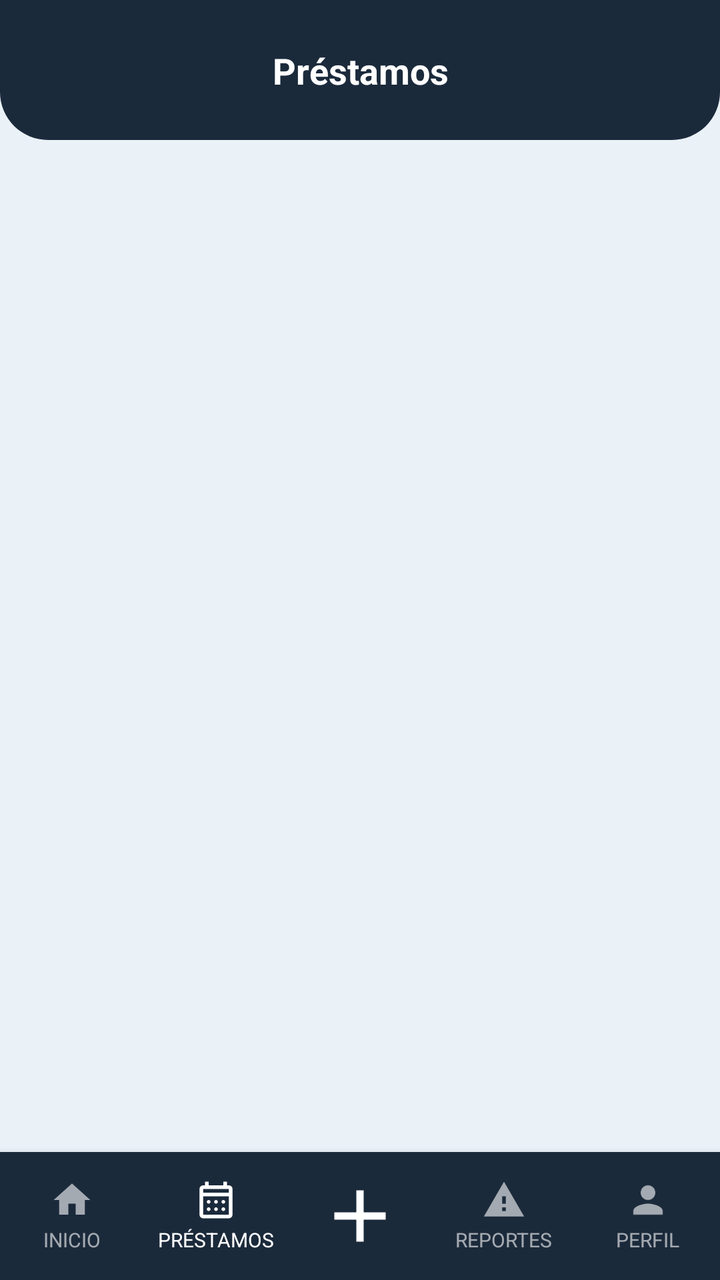
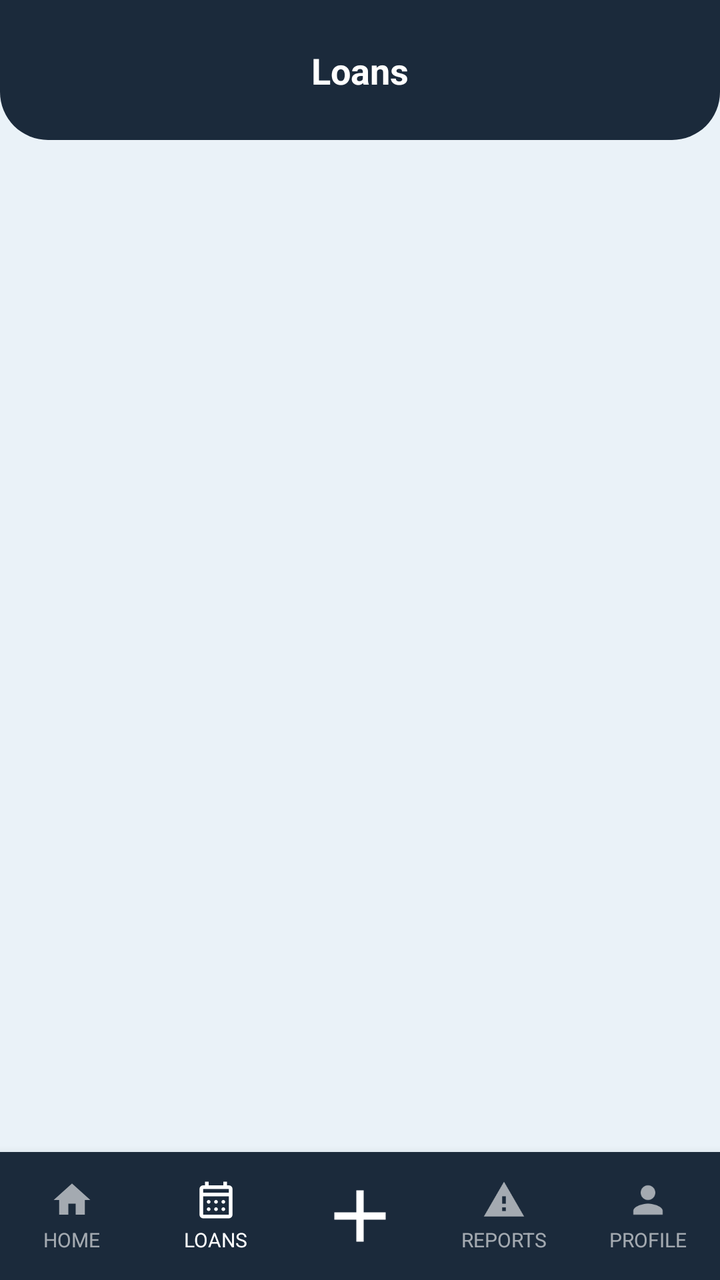

Before-and-after screenshots of an Android layout around one commit, followed by the original layout XML and the change that was made.
<!-- AndroidManifest.xml: application theme Theme.YipShare -->
<!-- res/layout/activity_prestamo.xml -->
<?xml version="1.0" encoding="utf-8"?>
<androidx.constraintlayout.widget.ConstraintLayout
    xmlns:android="http://schemas.android.com/apk/res/android"
    xmlns:app="http://schemas.android.com/apk/res-auto"
    android:id="@+id/main"
    android:layout_width="match_parent"
    android:layout_height="match_parent"
    android:background="@color/fondo_pantalla">

    <View
        android:id="@+id/bg_header"
        android:layout_width="0dp"
        android:layout_height="0dp"
        android:background="@drawable/bg_header"
        app:layout_constraintTop_toTopOf="parent"
        app:layout_constraintStart_toStartOf="parent"
        app:layout_constraintEnd_toEndOf="parent"
        app:layout_constraintBottom_toBottomOf="@id/guideline_header" />

    <androidx.constraintlayout.widget.Guideline
        android:id="@+id/guideline_header"
        android:layout_width="wrap_content"
        android:layout_height="wrap_content"
        android:orientation="horizontal"
        app:layout_constraintGuide_begin="70dp" />

    <androidx.constraintlayout.widget.Guideline
        android:id="@+id/guideline_status"
        android:layout_width="wrap_content"
        android:layout_height="wrap_content"
        android:orientation="horizontal"
        app:layout_constraintGuide_begin="0dp" />

    <TextView
        android:id="@+id/tv_titulo_pantalla"
        android:layout_width="0dp"
        android:layout_height="wrap_content"
        android:text="Préstamos"
        android:textAlignment="center"
        android:textColor="@android:color/white"
        android:textStyle="bold"
        android:textSize="18sp"
        android:gravity="center"
        app:layout_constraintTop_toBottomOf="@id/guideline_status"
        app:layout_constraintBottom_toTopOf="@id/guideline_header"
        app:layout_constraintStart_toStartOf="parent"
        app:layout_constraintEnd_toEndOf="parent" />

    <androidx.recyclerview.widget.RecyclerView
        android:id="@+id/rv_prestamos"
        android:layout_width="0dp"
        android:layout_height="0dp"
        android:padding="16dp"
        android:clipToPadding="false"
        app:layoutManager="androidx.recyclerview.widget.LinearLayoutManager"
        app:layout_constraintTop_toBottomOf="@id/guideline_header"
        app:layout_constraintStart_toStartOf="parent"
        app:layout_constraintEnd_toEndOf="parent"
        app:layout_constraintBottom_toTopOf="@id/bottom_nav" />

    <LinearLayout
        android:id="@+id/bottom_nav"
        android:layout_width="0dp"
        android:layout_height="64dp"
        android:orientation="horizontal"
        android:weightSum="5"
        android:background="@color/azul_yipshare"
        android:elevation="8dp"
        app:layout_constraintBottom_toBottomOf="parent"
        app:layout_constraintStart_toStartOf="parent"
        app:layout_constraintEnd_toEndOf="parent">

        <LinearLayout
            android:id="@+id/nav_inicio"
            android:layout_width="0dp"
            android:layout_height="match_parent"
            android:layout_weight="1"
            android:orientation="vertical"
            android:gravity="center"
            android:clickable="true"
            android:focusable="true"
            android:background="?attr/selectableItemBackgroundBorderless">

            <ImageView
                android:layout_width="22dp"
                android:layout_height="22dp"
                android:src="@drawable/ic_house_princial"
                app:tint="#99FFFFFF"
                android:contentDescription="Inicio" />

            <TextView
                android:layout_width="wrap_content"
                android:layout_height="wrap_content"
                android:text="INICIO"
                android:textColor="#99FFFFFF"
                android:textSize="10sp"
                android:layout_marginTop="2dp" />
        </LinearLayout>

        <LinearLayout
            android:id="@+id/nav_prestamos"
            android:layout_width="0dp"
            android:layout_height="match_parent"
            android:layout_weight="1"
            android:orientation="vertical"
            android:gravity="center"
            android:clickable="true"
            android:focusable="true"
            android:background="?attr/selectableItemBackgroundBorderless">

            <ImageView
                android:layout_width="22dp"
                android:layout_height="22dp"
                android:src="@drawable/ic_calendar_month"
                app:tint="@android:color/white"
                android:contentDescription="Préstamos" />

            <TextView
                android:layout_width="wrap_content"
                android:layout_height="wrap_content"
                android:text="PRÉSTAMOS"
                android:textColor="@android:color/white"
                android:textSize="10sp"
                android:layout_marginTop="2dp" />
        </LinearLayout>

        <LinearLayout
            android:id="@+id/nav_agregar"
            android:layout_width="0dp"
            android:layout_height="match_parent"
            android:layout_weight="1"
            android:orientation="vertical"
            android:gravity="center"
            android:clickable="true"
            android:focusable="true"
            android:background="?attr/selectableItemBackgroundBorderless">

            <ImageView
                android:layout_width="44dp"
                android:layout_height="44dp"
                android:src="@drawable/ic_plus_icon"
                app:tint="@android:color/white"
                android:contentDescription="Agregar" />
        </LinearLayout>

        <LinearLayout
            android:id="@+id/nav_reportes"
            android:layout_width="0dp"
            android:layout_height="match_parent"
            android:layout_weight="1"
            android:orientation="vertical"
            android:gravity="center"
            android:clickable="true"
            android:focusable="true"
            android:background="?attr/selectableItemBackgroundBorderless">

            <ImageView
                android:layout_width="22dp"
                android:layout_height="22dp"
                android:src="@drawable/ic_warning"
                app:tint="#99FFFFFF"
                android:contentDescription="Reportes" />

            <TextView
                android:layout_width="wrap_content"
                android:layout_height="wrap_content"
                android:text="REPORTES"
                android:textColor="#99FFFFFF"
                android:textSize="10sp"
                android:layout_marginTop="2dp" />
        </LinearLayout>

        <LinearLayout
            android:id="@+id/nav_perfil"
            android:layout_width="0dp"
            android:layout_height="match_parent"
            android:layout_weight="1"
            android:orientation="vertical"
            android:gravity="center"
            android:clickable="true"
            android:focusable="true"
            android:background="?attr/selectableItemBackgroundBorderless">

            <ImageView
                android:layout_width="22dp"
                android:layout_height="22dp"
                android:src="@drawable/ic_person"
                app:tint="#99FFFFFF"
                android:contentDescription="Perfil" />

            <TextView
                android:layout_width="wrap_content"
                android:layout_height="wrap_content"
                android:text="PERFIL"
                android:textColor="#99FFFFFF"
                android:textSize="10sp"
                android:layout_marginTop="2dp" />
        </LinearLayout>
    </LinearLayout>
</androidx.constraintlayout.widget.ConstraintLayout>
<!-- resources referenced by this layout -->
<resources>
  <color name="azul_yipshare">#1B2A3B</color>
  <color name="fondo_pantalla">#EAF2F8</color>
  <!-- drawable bg_header (drawable) -->
  <?xml version="1.0" encoding="utf-8"?>
  <shape xmlns:android="http://schemas.android.com/apk/res/android"
      android:shape="rectangle">
      <solid android:color="@color/azul_yipshare" />
      <corners
          android:bottomLeftRadius="24dp"
          android:bottomRightRadius="24dp" />
  </shape>
  <!-- drawable ic_house_princial (drawable) -->
  <vector xmlns:android="http://schemas.android.com/apk/res/android"
      android:width="24dp"
      android:height="24dp"
      android:viewportWidth="24"
      android:viewportHeight="24">
      <path
          android:fillColor="@android:color/white"
          android:pathData="M10,20v-6h4v6h5v-8h3L12,3 2,12h3v8z"/>
  </vector>
  <!-- drawable ic_person (drawable) -->
  <vector xmlns:android="http://schemas.android.com/apk/res/android"
      android:width="24dp"
      android:height="24dp"
      android:viewportWidth="24"
      android:viewportHeight="24">
      <path
          android:fillColor="@android:color/white"
          android:pathData="M12,12c2.21,0 4,-1.79 4,-4s-1.79,-4 -4,-4 -4,1.79 -4,4 1.79,4 4,4zM12,14c-2.67,0 -8,1.34 -8,4v2h16v-2c0,-2.66 -5.33,-4 -8,-4z"/>
  </vector>
  <!-- drawable ic_plus_icon (drawable) -->
  <vector xmlns:android="http://schemas.android.com/apk/res/android"
      android:width="24dp"
      android:height="24dp"
      android:viewportWidth="960"
      android:viewportHeight="960">
      <path
          android:fillColor="@android:color/white"
          android:pathData="M440,520L200,520L200,440L440,440L440,200L520,200L520,440L760,440L760,520L520,520L520,760L440,760L440,520Z"/>
  </vector>
  <!-- drawable ic_warning (drawable) -->
  <vector xmlns:android="http://schemas.android.com/apk/res/android"
      android:width="24dp"
      android:height="24dp"
      android:viewportWidth="24"
      android:viewportHeight="24">
      <path
          android:fillColor="@android:color/white"
          android:pathData="M1,21h22L12,2 1,21zM13,18h-2v-2h2v2zM13,14h-2v-4h2v4z"/>
  </vector>
  <style name="Theme.YipShare" parent="Theme.AppCompat.DayNight.NoActionBar">
          <item name="android:windowBackground">@color/fondo_pantalla</item>
      </style>
  <!-- unchanged entries left out for length: 1 -->
</resources>

<!-- the commit's change to res/layout/activity_prestamo.xml (unified diff, before → after) -->
@@ -35,7 +35,7 @@
         android:id="@+id/tv_titulo_pantalla"
         android:layout_width="0dp"
         android:layout_height="wrap_content"
-        android:text="Préstamos"
+        android:text="@string/imageView_prestamos"
         android:textAlignment="center"
         android:textColor="@android:color/white"
         android:textStyle="bold"
@@ -86,12 +86,12 @@
                 android:layout_height="22dp"
                 android:src="@drawable/ic_house_princial"
                 app:tint="#99FFFFFF"
-                android:contentDescription="Inicio" />
-
-            <TextView
-                android:layout_width="wrap_content"
-                android:layout_height="wrap_content"
-                android:text="INICIO"
+                android:contentDescription="@string/imageView_inicio" />
+
+            <TextView
+                android:layout_width="wrap_content"
+                android:layout_height="wrap_content"
+                android:text="@string/textView_inicio"
                 android:textColor="#99FFFFFF"
                 android:textSize="10sp"
                 android:layout_marginTop="2dp" />
@@ -113,12 +113,12 @@
                 android:layout_height="22dp"
                 android:src="@drawable/ic_calendar_month"
                 app:tint="@android:color/white"
-                android:contentDescription="Préstamos" />
-
-            <TextView
-                android:layout_width="wrap_content"
-                android:layout_height="wrap_content"
-                android:text="PRÉSTAMOS"
+                android:contentDescription="@string/imageView_prestamos" />
+
+            <TextView
+                android:layout_width="wrap_content"
+                android:layout_height="wrap_content"
+                android:text="@string/textView_prestamos"
                 android:textColor="@android:color/white"
                 android:textSize="10sp"
                 android:layout_marginTop="2dp" />
@@ -140,7 +140,7 @@
                 android:layout_height="44dp"
                 android:src="@drawable/ic_plus_icon"
                 app:tint="@android:color/white"
-                android:contentDescription="Agregar" />
+                android:contentDescription="@string/imageView_agregar" />
         </LinearLayout>
 
         <LinearLayout
@@ -159,12 +159,12 @@
                 android:layout_height="22dp"
                 android:src="@drawable/ic_warning"
                 app:tint="#99FFFFFF"
-                android:contentDescription="Reportes" />
-
-            <TextView
-                android:layout_width="wrap_content"
-                android:layout_height="wrap_content"
-                android:text="REPORTES"
+                android:contentDescription="@string/imageView_reportes" />
+
+            <TextView
+                android:layout_width="wrap_content"
+                android:layout_height="wrap_content"
+                android:text="@string/textView_reportes"
                 android:textColor="#99FFFFFF"
                 android:textSize="10sp"
                 android:layout_marginTop="2dp" />
@@ -186,12 +186,12 @@
                 android:layout_height="22dp"
                 android:src="@drawable/ic_person"
                 app:tint="#99FFFFFF"
-                android:contentDescription="Perfil" />
-
-            <TextView
-                android:layout_width="wrap_content"
-                android:layout_height="wrap_content"
-                android:text="PERFIL"
+                android:contentDescription="@string/imageView_perfil" />
+
+            <TextView
+                android:layout_width="wrap_content"
+                android:layout_height="wrap_content"
+                android:text="@string/textView_perfil"
                 android:textColor="#99FFFFFF"
                 android:textSize="10sp"
                 android:layout_marginTop="2dp" />
<!-- resource entries referenced after the edit -->
@@ -51,6 +51,15 @@
           android:fillColor="@android:color/white"
           android:pathData="M1,21h22L12,2 1,21zM13,18h-2v-2h2v2zM13,14h-2v-4h2v4z"/>
   </vector>
+  <string name="imageView_agregar">Add</string>
+  <string name="imageView_inicio">Home</string>
+  <string name="imageView_perfil">Profile</string>
+  <string name="imageView_prestamos">Loans</string>
+  <string name="imageView_reportes">Reports</string>
+  <string name="textView_inicio">HOME</string>
+  <string name="textView_perfil">PROFILE</string>
+  <string name="textView_prestamos">LOANS</string>
+  <string name="textView_reportes">REPORTS</string>
   <style name="Theme.YipShare" parent="Theme.AppCompat.DayNight.NoActionBar">
           <item name="android:windowBackground">@color/fondo_pantalla</item>
       </style>
